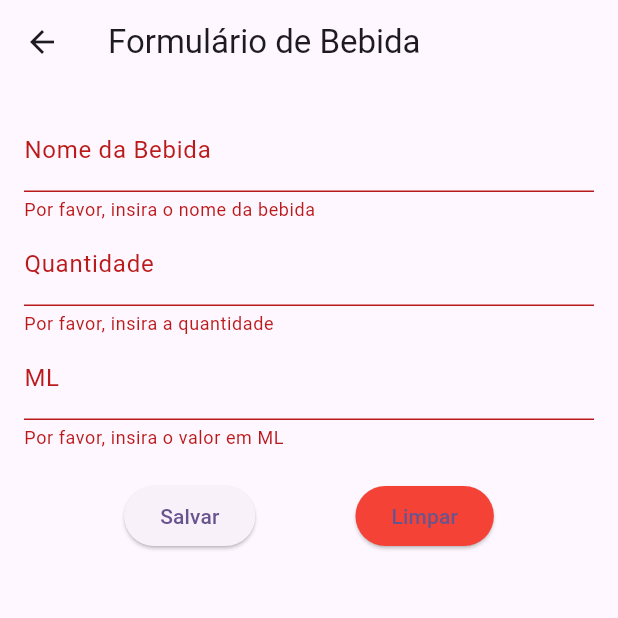
After one commit to EduardorGermano/APP-controle-de-bar, a Flutter app: the FormularioBebida screen opened by its route, after a tap on "Salvar", on a phone screen of 412 x 824 dp, the top half of it. The commit adds this screen. Run offline on Flutter 3.47's test engine with Material 3 defaults, Android fonts, the phone set to English and light mode, and no system bars; our stand-ins replace sqflite; accounts and stored records are empty.

Commit message:
Implementação da tela de cadastro de bebida

```diff
--- /dev/null
+++ b/lib/app/banco/sqlite/dao/dao_bebida.dart
@@ -0,0 +1,62 @@
+import '../conexao.dart';
+import '../../../dominio/dto/dto_bebida.dart';
+import '../../../dominio/interface/i_dao_bebida.dart';
+import 'package:sqflite/sqflite.dart';
+
+class DAOBebida implements IDAOBebida {
+  late Database _db;
+  final sqlInserir = '''
+    INSERT INTO bebida (nome, quantidade, ml) VALUES (?,?,?,?);
+  ''';
+  final sqlAlterar = '''
+    UPDATE bebida SET nome=?, quantidade=?, ml=? WHERE id = ?;
+  ''';
+  final sqlConsultarPorId = '''
+    SELECT * FROM bebida WHERE id = ?;
+  ''';
+  final sqlConsultar = '''
+    SELECT * FROM bebida;
+  ''';
+
+  @override
+  Future<DTOBebida> salvar(DTOBebida dto) async {
+    _db = await Conexao.iniciar();
+    int id = await _db.rawInsert(sqlInserir, [dto.nome, dto.quantidade, dto.ml]);
+    dto.id = id;
+    return dto;
+  }
+
+  @override
+  Future<DTOBebida> alterar(DTOBebida dto) async {
+    _db = await Conexao.iniciar();
+    await _db.rawUpdate(sqlAlterar, [dto.nome, dto.quantidade, dto.ml]);
+    return dto;
+  }
+
+  @override
+  Future<DTOBebida> consultarPorId(int id) async {
+    _db = await Conexao.iniciar();
+    var resultado = (await _db.rawQuery(sqlConsultarPorId, [id])).first;
+    DTOBebida bebida = DTOBebida(
+        id: resultado['id'],
+        nome: resultado['nome'].toString(),
+        quantidade: resultado['quantidade'] as int,
+        ml: resultado['ml'] as int);
+    return bebida;
+  }
+
+  @override
+  Future<List<DTOBebida>> consultar(dto) async {
+    _db = await Conexao.iniciar();
+    var resultado = await _db.rawQuery(sqlConsultar);
+    List<DTOBebida> bebidas = List.generate(resultado.length, (i) {
+      var linha = resultado[i];
+      return DTOBebida(
+          id: linha['id'],
+          nome: linha['nome'].toString(),
+          quantidade: linha['quantidade'] as int,
+          ml: linha['ml'] as int);
+    });
+    return bebidas;
+  }
+}
--- a/lib/app/dominio/bar.dart
+++ b/lib/app/dominio/bar.dart
@@ -56,8 +56,8 @@ class Bar {
   }
 
   set estoqueAtual(int? estoqueAtual) {
-    if (estoqueAtual == null) throw Exception('ID não pode ser nulo');
-    if (estoqueAtual < 0) throw Exception('ID não pode ser negativo');
+    if (estoqueAtual == null) throw Exception('Estoque não pode ser nulo');
+    if (estoqueAtual < 0) throw Exception('Estoque não pode ser negativo');
     _estoqueAtual = estoqueAtual;
   }
 
--- a/lib/app/dominio/bebida.dart
+++ b/lib/app/dominio/bebida.dart
@@ -1,19 +1,51 @@
-import 'package:controle_de_bar/app/dominio/bar.dart';
+import './dto/dto_bebida.dart';
+import './interface/i_dao_bebida.dart';
 
 class Bebida {
-  int id;
-  String nome;
-  int quantidadeTotal;
+  dynamic _id;
+  String? _nome;
+  int? _quantidade;
+  IDAOBebida dao;
 
-  Bebida({
-    required this.id,
-    required this.nome,
-    required this.quantidadeTotal,
-  });
+  Bebida({required this.dao});
 
-  void adicionarEstoque(int quantidade) {
-    quantidadeTotal += quantidade;
+  validar({required DTOBebida dto}) {
+    nome = dto.nome;
+    quantidade = dto.quantidade;
   }
 
+  Future<DTOBebida> salvar(DTOBebida dto) async {
+    validar(dto: dto);
+    return await dao.salvar(dto);
+  }
 
+  Future<DTOBebida> alterar(dynamic id) async {
+    this.id = id;
+    return await dao.alterar(id);
+  }
+
+  Future<List<DTOBebida>> consultar(DTOBebida dto) async {
+    return await dao.consultar(dto);
+  }
+
+  String? get nome => _nome;
+  int? get quantidade => _quantidade;
+
+  set id(int? id) {
+    if (id == null) throw Exception('ID não pode ser nulo');
+    if (id < 0) throw Exception('ID não pode ser negativo');
+    _id = id;
+  }
+
+  set nome(String? nome) {
+    if (nome == null) throw Exception('Nome não pode ser nulo.');
+    if (nome.isEmpty) throw Exception('Nome não pode ser vazio.');
+    _nome = nome;
+  }
+
+  set quantidade(int? quantidade) {
+    if (quantidade == null) throw Exception('Quantidade não pode ser nulo');
+    if (quantidade < 0) throw Exception('Quantidade não pode ser negativo');
+    _quantidade = quantidade;
+  }
 }
--- /dev/null
+++ b/lib/app/dominio/dto/dto_bebida.dart
@@ -0,0 +1,8 @@
+class DTOBebida {
+  dynamic id;
+  String nome;
+  int quantidade;
+  int ml;
+
+  DTOBebida({this.id, required this.nome, required this.quantidade, required this.ml});
+}
--- /dev/null
+++ b/lib/app/dominio/interface/i_dao_bebida.dart
@@ -0,0 +1,8 @@
+import 'package:controle_de_bar/app/dominio/dto/dto_bebida.dart';
+
+abstract class IDAOBebida {
+  Future<DTOBebida> salvar(DTOBebida dto);
+  Future<DTOBebida> alterar(DTOBebida dto);
+  Future<DTOBebida> consultarPorId(int id);
+  Future<List<DTOBebida>> consultar(DTOBebida dto);
+}
--- /dev/null
+++ b/lib/cadastro_bebida.dart
@@ -0,0 +1,139 @@
+import 'package:flutter/material.dart';
+
+class DTOBebida {
+  dynamic id;
+  String nome;
+  int quantidade;
+  int ml;
+
+  DTOBebida({
+    this.id,
+    required this.nome,
+    required this.quantidade,
+    required this.ml,
+  });
+}
+
+class FormularioBebida extends StatefulWidget {
+  @override
+  State<FormularioBebida> createState() => _FormularioBebidaState();
+}
+
+class _FormularioBebidaState extends State<FormularioBebida> {
+  final _formKey = GlobalKey<FormState>();
+  final _nomeController = TextEditingController();
+  final _quantidadeController = TextEditingController();
+  final _mlController = TextEditingController();
+
+  @override
+  void dispose() {
+    _nomeController.dispose();
+    _quantidadeController.dispose();
+    _mlController.dispose();
+    super.dispose();
+  }
+
+  void _submitForm() {
+    if (_formKey.currentState!.validate()) {
+      DTOBebida novaBebida = DTOBebida(
+        nome: _nomeController.text,
+        quantidade: int.parse(_quantidadeController.text),
+        ml: int.parse(_mlController.text),
+      );
+
+      // Feedback ao usuário
+      ScaffoldMessenger.of(context).showSnackBar(
+        SnackBar(
+            content: Text('Bebida "${novaBebida.nome}" salva com sucesso!')),
+      );
+
+      // Imprime no console para testes
+      print('Nome da Bebida: ${novaBebida.nome}');
+      print('Quantidade: ${novaBebida.quantidade}');
+      print('ML: ${novaBebida.ml}');
+    }
+  }
+
+  void _limparCampos() {
+    _nomeController.clear();
+    _quantidadeController.clear();
+    _mlController.clear();
+    ScaffoldMessenger.of(context).showSnackBar(
+      SnackBar(content: Text('Campos limpos!')),
+    );
+  }
+
+  @override
+  Widget build(BuildContext context) {
+    return Scaffold(
+      appBar: AppBar(
+        title: Text('Formulário de Bebida'),
+      ),
+      body: Padding(
+        padding: const EdgeInsets.all(16.0),
+        child: SingleChildScrollView(
+          child: Form(
+            key: _formKey,
+            child: Column(
+              children: [
+                TextFormField(
+                  controller: _nomeController,
+                  decoration: InputDecoration(labelText: 'Nome da Bebida'),
+                  validator: (value) {
+                    if (value == null || value.isEmpty) {
+                      return 'Por favor, insira o nome da bebida';
+                    }
+                    return null;
+                  },
+                ),
+                TextFormField(
+                  controller: _quantidadeController,
+                  decoration: InputDecoration(labelText: 'Quantidade'),
+                  keyboardType: TextInputType.number,
+                  validator: (value) {
+                    if (value == null || value.isEmpty) {
+                      return 'Por favor, insira a quantidade';
+                    } else if (int.tryParse(value) == null) {
+                      return 'Insira um valor numérico válido';
+                    }
+                    return null;
+                  },
+                ),
+                TextFormField(
+                  controller: _mlController,
+                  decoration: InputDecoration(labelText: 'ML'),
+                  keyboardType: TextInputType.number,
+                  validator: (value) {
+                    if (value == null || value.isEmpty) {
+                      return 'Por favor, insira o valor em ML';
+                    } else if (int.tryParse(value) == null) {
+                      return 'Insira um valor numérico válido';
+                    }
+                    return null;
+                  },
+                ),
+                SizedBox(height: 20),
+                Row(
+                  mainAxisAlignment: MainAxisAlignment.spaceEvenly,
+                  children: [
+                    ElevatedButton(
+                      onPressed: _submitForm,
+                      child: Text('Salvar'),
+                    ),
+                    ElevatedButton(
+                      onPressed: _limparCampos,
+                      child: Text('Limpar'),
+                      style: ElevatedButton.styleFrom(
+                        backgroundColor: Colors.red,
+                      ),
+                    ),
+                  ],
+                ),
+              ],
+            ),
+          ),
+        ),
+      ),
+    );
+  }
+}
--- a/lib/main.dart
+++ b/lib/main.dart
@@ -1,8 +1,8 @@
 import 'package:controle_de_bar/app/widget/bar_lista.dart';
+import 'package:controle_de_bar/cadastro_bebida.dart';
 import 'package:controle_de_bar/formulario.dart';
 import 'package:flutter/material.dart';
 import './teste.dart';
-import './treino.dart';
 
 void main() {
   runApp(const MyApp());
@@ -22,8 +22,8 @@ class MyApp extends StatelessWidget {
       routes: {
         '/': (build) => Teste(),
         'teste': (build) => Teste(),
-        'treino': (build) => Treino(),
-        'formulario': (build) => Formulario()
+        'formulario': (build) => Formulario(),
+        'cadastroBebida': (build) => FormularioBebida()
       },
     );
   }
```
Also changed, not shown: lib/app/banco/sqlite/dao/dao_bar.dart (+6 -8 lines), lib/app/dominio/dto/dto_bar.dart (+4 -4 lines), lib/teste.dart (+13 -13 lines), lib/treino.dart (deleted, +0 -21 lines).
